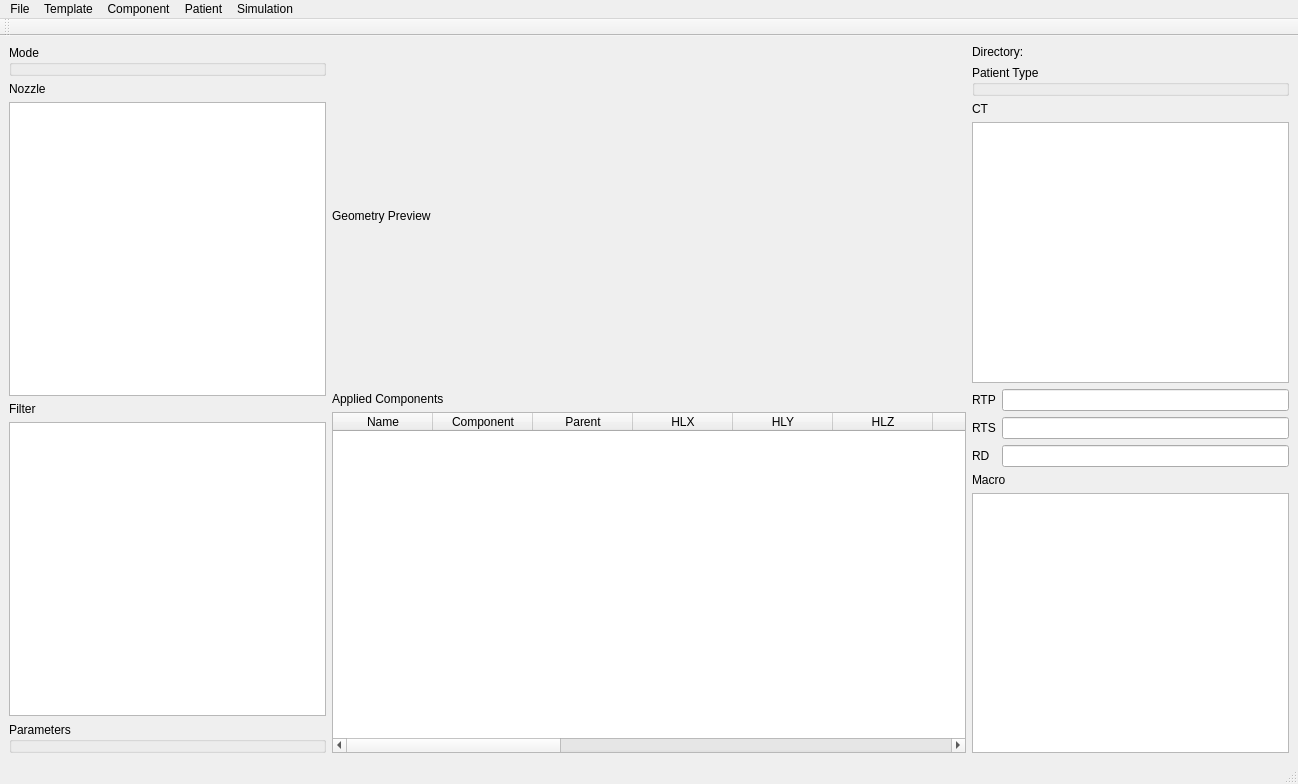
The window that ui/main.ui (Somhammer/ProtonTherapy) describes before a commit, drawn with Qt 5.
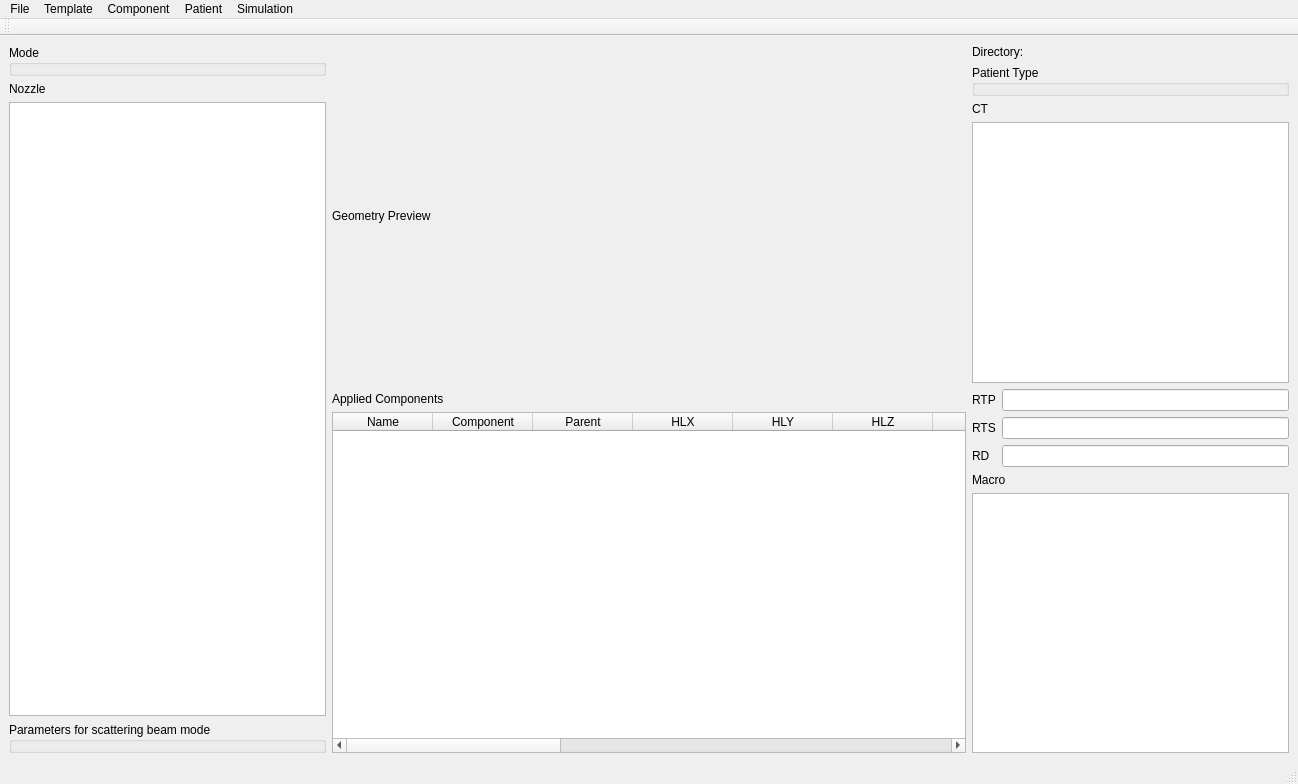
The same window after the commit. Icons and pictures are not drawn.

Patch:
```diff
--- a/ui/main.ui
+++ b/ui/main.ui
@@ -53,16 +53,6 @@
         </property>
        </widget>
       </item>
-      <item row="4" column="0" colspan="2">
-       <widget class="QListView" name="listView">
-        <property name="sizePolicy">
-         <sizepolicy hsizetype="Minimum" vsizetype="Expanding">
-          <horstretch>0</horstretch>
-          <verstretch>0</verstretch>
-         </sizepolicy>
-        </property>
-       </widget>
-      </item>
       <item row="1" column="0" colspan="2">
        <widget class="QLabel" name="label_2">
         <property name="sizePolicy">
@@ -79,23 +69,7 @@
         </property>
        </widget>
       </item>
-      <item row="3" column="0" colspan="2">
-       <widget class="QLabel" name="label_3">
-        <property name="sizePolicy">
-         <sizepolicy hsizetype="Minimum" vsizetype="Preferred">
-          <horstretch>0</horstretch>
-          <verstretch>0</verstretch>
-         </sizepolicy>
-        </property>
-        <property name="text">
-         <string>Filter</string>
-        </property>
-        <property name="alignment">
-         <set>Qt::AlignLeading|Qt::AlignLeft|Qt::AlignVCenter</set>
-        </property>
-       </widget>
-      </item>
-      <item row="5" column="0" rowspan="2" colspan="2">
+      <item row="3" column="0" rowspan="2" colspan="2">
        <widget class="QGroupBox" name="groupConvalgo">
         <property name="sizePolicy">
          <sizepolicy hsizetype="Minimum" vsizetype="Preferred">
@@ -104,7 +78,7 @@
          </sizepolicy>
         </property>
         <property name="title">
-         <string>Parameters</string>
+         <string>Parameters for scattering beam mode</string>
         </property>
        </widget>
       </item>
```
